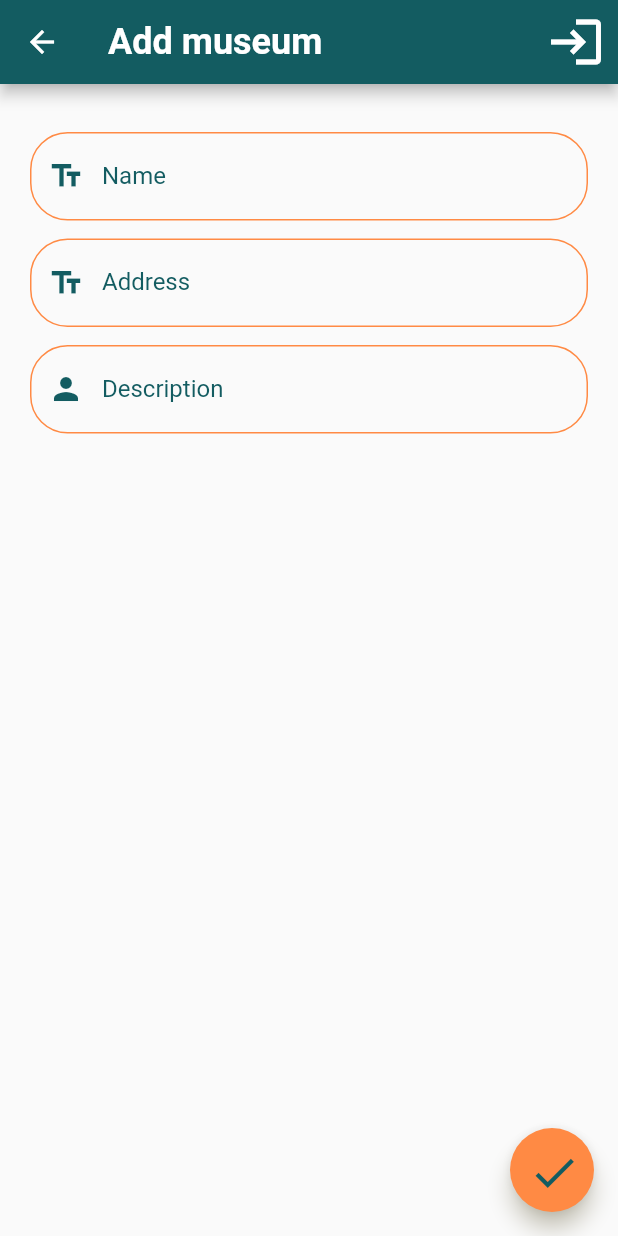
After one commit to AIR-FOI-HR/AIR2101_FOAQ_TEAM_ZERO, a Flutter app: the EditAddMuseumsScreen screen opened by its route, on a phone screen of 412 x 824 dp. The commit adds this screen. Run offline on Flutter 3.47's test engine with Material 2 defaults, Android fonts, the phone set to English and light mode, and no system bars; our stand-ins replace carousel_slider, email_validator, grouped_list; missing offline and left inert: dart:html, dropdownfield.

Commit message:
museum config for sys admin(not complete add/edit)

```diff
--- a/lib/main.dart
+++ b/lib/main.dart
@@ -1,6 +1,8 @@
 // ignore_for_file: prefer_const_constructors, use_key_in_widget_constructors
 import 'package:flutter/material.dart';
 import 'package:museum_app/screens/museum_staff/museum_staff_adding_screen.dart';
+import 'package:museum_app/screens/museums_config/museum_config_sceen.dart';
+import 'package:museum_app/screens/museums_config/museums_edit_screen.dart';
 import 'package:provider/provider.dart';
 
 import './providers/museums.dart';
@@ -143,7 +145,9 @@ class MyApp extends StatelessWidget {
           MuseumNavSuppScreen.routeName: (ctx) => MuseumNavSuppScreen(),
           MuseumNavSuppCrudScreen.routeName: (ctx) => MuseumNavSuppCrudScreen(),
           ManageMuseumStaff.routeName: (ctx) => ManageMuseumStaff(),
-          addStaff.routeName: (ctx) => addStaff()
+          addStaff.routeName: (ctx) => addStaff(),
+          ManageMuseums.routeName: (ctx) => ManageMuseums(),
+          EditAddMuseumsScreen.routeName:(ctx) => EditAddMuseumsScreen()
         },
       ),
     );
--- a/lib/providers/museums.dart
+++ b/lib/providers/museums.dart
@@ -97,6 +97,7 @@ class Museums with ChangeNotifier {
 
   Museum getById(String id) {
     return _museums.firstWhere((museum) => museum.id == id);
+
   }
 
   List<Museum> filterMusemsByCategory(String categoryId) {
@@ -124,4 +125,13 @@ class Museums with ChangeNotifier {
       notifyListeners();
     }
   }
+
+  void deleteMuseums(String museumId){
+    _museums.removeWhere((data) => data.id == museumId);
+    notifyListeners();
+  }
+
+  void AddMuseums(Museum museum){
+    _museums.add(museum);
+  }
 }
--- /dev/null
+++ b/lib/screens/museums_config/museums_edit_screen.dart
@@ -0,0 +1,273 @@
+import 'package:flutter/material.dart';
+import 'package:flutter/services.dart';
+import 'package:museum_app/models/museum.dart';
+import 'package:museum_app/screens/museum_staff/museum_staff_screen.dart';
+import 'package:museum_app/screens/museums_config/museum_config_sceen.dart';
+import 'package:provider/provider.dart';
+import 'package:dropdownfield/dropdownfield.dart';
+
+import '../../widgets/error_dialog.dart';
+import '../../widgets/app_bar.dart';
+import '../../models/artwork.dart';
+import '../../providers/artworks.dart';
+import '../../providers/museums.dart';
+import '../../providers/categories.dart';
+
+class EditAddMuseumsScreen extends StatefulWidget {
+  static const routeName = '/add-edit-museums';
+
+  @override
+  State<EditAddMuseumsScreen> createState() => _EditAddMuseumsScreen();
+}
+
+class _EditAddMuseumsScreen extends State<EditAddMuseumsScreen> {
+  var _isInit = true;
+  var _isLoading = false;
+
+  var _initValues = {
+    'name': '',
+    'address': '',
+    'description': '',
+    'imageUrl': '',
+    'tourDuration':'',
+    'location': ''
+  };
+
+  var _museum = Museum(
+      id: null,
+      name: '',
+      address: '',
+      description: '',
+      tourDuration: null,
+      imageUrl: '',
+      location: '');
+
+  final _formKey = GlobalKey<FormState>();
+  final _imageUrlController = TextEditingController();
+  final _imageUrlFocusNode = FocusNode();
+
+  String museum = "";
+  String category = "";
+
+  @override
+  void initState() {
+    _imageUrlFocusNode.addListener(_updateImageUrl);
+    super.initState();
+  }
+
+  @override
+  void dispose() {
+    _imageUrlController.dispose();
+    _imageUrlFocusNode.removeListener(_updateImageUrl);
+    _imageUrlFocusNode.dispose();
+
+    super.dispose();
+  }
+
+  @override
+  void didChangeDependencies() {
+    if (_isInit) {
+      final artworkId = ModalRoute.of(context).settings.arguments as String;
+      print(artworkId);
+      if (artworkId != null) {
+        _museum = Provider.of<Museums>(context).getById(artworkId);
+        _initValues = {
+          'name': _museum.name,
+          'address': _museum.address,
+          'description': _museum.description,
+          'imageUrl': _museum.imageUrl,
+          'tourDuration': _museum.tourDuration.toString(),
+          'location': _museum.location
+        };
+        _imageUrlController.text = _museum.imageUrl;
+        print('Museum id ' + _museum.id);
+      }
+    }
+    _isInit = false;
+    super.didChangeDependencies();
+  }
+
+  @override
+  Widget build(BuildContext context) {
+    ThemeData color = Theme.of(context);
+    bool keyboardIsOpened = MediaQuery.of(context).viewInsets.bottom != 0.0;
+
+    Map<String, String> museumsMap = {};
+    Provider.of<Museums>(context)
+        .getMuseums
+        .forEach((museum) => museumsMap[museum.id] = museum.name);
+
+    Map<String, String> categoryMap = {};
+    Provider.of<Categories>(context)
+        .items
+        .forEach((category) => categoryMap[category.id] = category.name);
+
+    return Scaffold(
+      appBar: appBar(
+        _museum.id != null ? _museum.name : 'Add museum',
+        context,
+        color.primaryColor,
+      ),
+      body: _isLoading
+          ? Center(child: CircularProgressIndicator())
+          : Padding(
+              padding: EdgeInsets.all(20),
+              child: Form(
+                key: _formKey,
+                child: ListView(
+                  children: [
+                    SizedBox(height: 12),
+                    TextFormField(
+                      initialValue: _initValues['name'],
+                      decoration:
+                          inputDecoration('Name', Icons.text_fields, color),
+                      validator: (value) {
+                        if (value.isEmpty) {
+                          return 'This field cannot be empty!';
+                        }
+                        return null;
+                      },
+                      onSaved: (value) {
+                        _museum = Museum(
+                          id: _museum.id,
+                          name: value,
+                          address: _museum.address,
+                          description: _museum.description,
+                          tourDuration: _museum.tourDuration,
+                          imageUrl: _museum.imageUrl,
+                          location: _museum.location,
+                        );
+                      },
+                    ),
+                    SizedBox(height: 12),
+                    TextFormField(
+                      initialValue: _initValues['address'],
+                      decoration:
+                          inputDecoration('Address', Icons.text_fields, color),
+                      validator: (value) {
+                        if (value.isEmpty) {
+                          return 'This field cannot be empty!';
+                        }
+                        return null;
+                      },
+                      onSaved: (value) {
+                        _museum = Museum(
+                          id: _museum.id,
+                          name: _museum.name,
+                          address: value,
+                          description: _museum.description,
+                          tourDuration: _museum.tourDuration,
+                          imageUrl: _museum.imageUrl,
+                          location: _museum.location,
+                        );
+                      },
+                    ),
+                    SizedBox(height: 12),
+                    TextFormField(
+                      initialValue: _initValues['description'],
+                      decoration:
+                          inputDecoration('Description', Icons.person, color),
+                      onSaved: (value) {
+                        _museum = Museum(
+                          id: _museum.id,
+                          name: _museum.name,
+                          address: _museum.address,
+                          description: value,
+                          tourDuration: _museum.tourDuration,
+                          imageUrl: _museum.imageUrl,
+                          location: _museum.location,
+                        );
+                      },
+                    ),
+
+
+                  ],
+                ),
+              ),
+            ),
+      floatingActionButton: keyboardIsOpened
+          ? null
+          : FloatingActionButton(
+              backgroundColor: color.highlightColor,
+              onPressed: _saveMuseum,
+              child: IconButton(
+                icon: Icon(
+                  Icons.check,
+                  color: color.primaryColor,
+                  size: 35,
+                ),
+              ),
+            ),
+      floatingActionButtonLocation: FloatingActionButtonLocation.endFloat,
+
+    );
+  }
+
+  InputDecoration inputDecoration(
+      String hintText, IconData icon, ThemeData color) {
+    return InputDecoration(
+      labelText: hintText,
+      labelStyle: TextStyle(fontSize: 16, color: color.primaryColor),
+      border: OutlineInputBorder(
+          borderSide: new BorderSide(
+            color: Colors.red,
+          ),
+          borderRadius: BorderRadius.circular(25.0)),
+      prefixIcon: Icon(
+        icon,
+        color: color.primaryColor,
+      ),
+      focusedBorder: OutlineInputBorder(
+        borderSide: BorderSide(color: color.primaryColor, width: 1),
+        borderRadius: BorderRadius.circular(25.0),
+      ),
+      enabledBorder: OutlineInputBorder(
+        borderSide: BorderSide(color: color.highlightColor, width: 1),
+        borderRadius: BorderRadius.circular(25.0),
+      ),
+    );
+  }
+
+  Future<void> _saveMuseum() async {
+    final formIsValid = _formKey.currentState.validate();
+    if (!formIsValid) {
+      return;
+    }
+    _formKey.currentState.save();
+    setState(() {
+      _isLoading = true;
+    });
+    if (_museum.id != null) {
+      try {
+        await Provider.of<Museums>(context, listen: false)
+            .updateMuseum(_museum);
+      } catch (error) {
+        print(error);
+        await showErrorDialog(context);
+      }
+    } else {
+      try {
+        print(_museum.imageUrl);
+        await Provider.of<Museums>(context, listen: false)
+            .AddMuseums(_museum);
+      } catch (error) {
+        await showErrorDialog(context);
+      }
+    }
+    setState(() {
+      _isLoading = false;
+    });
+    Navigator.of(context).pop();
+    Navigator.of(context).pushNamed(ManageMuseums.routeName);
+
+  }
+
+  void _updateImageUrl() {
+    if (!_imageUrlFocusNode.hasFocus) {
+      setState(() {
+        _imageUrlFocusNode.removeListener(_updateImageUrl);
+        FocusScope.of(context).requestFocus(FocusNode());
+      });
+    }
+  }
+}
```
Also changed, not shown: lib/screens/museums_config/museum_config_sceen.dart (added, +97 -0 lines), lib/widgets/main_menu_drawer.dart (+11 -0 lines), lib/widgets/museums_config/museums_config_show.dart (added, +112 -0 lines).
